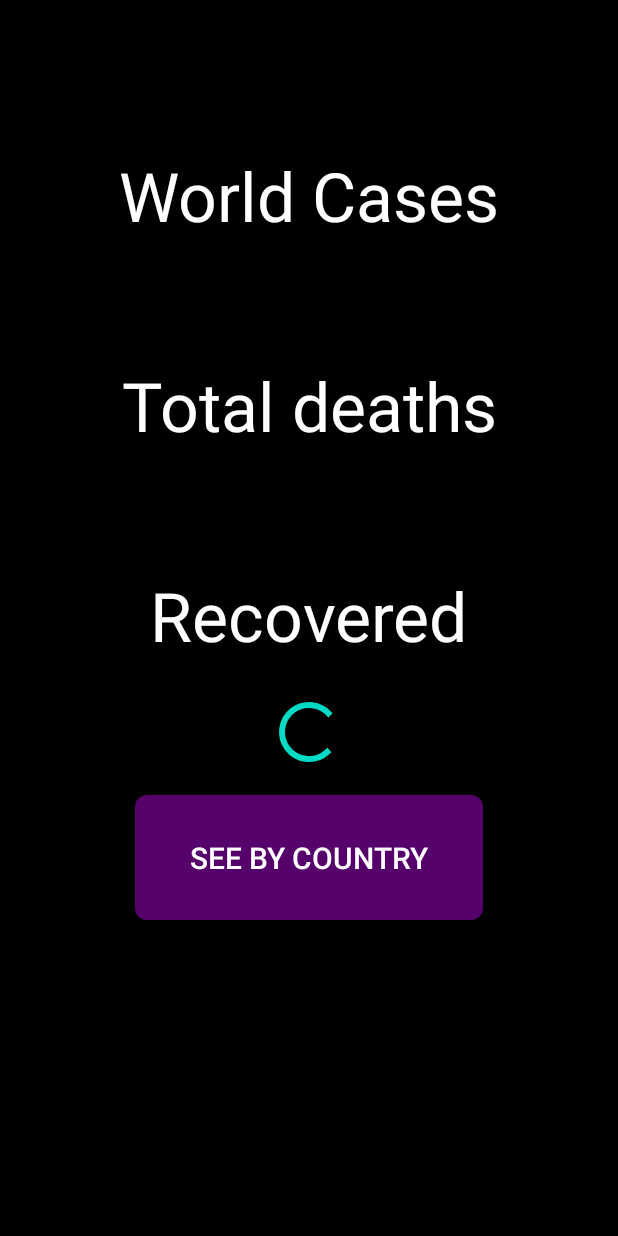
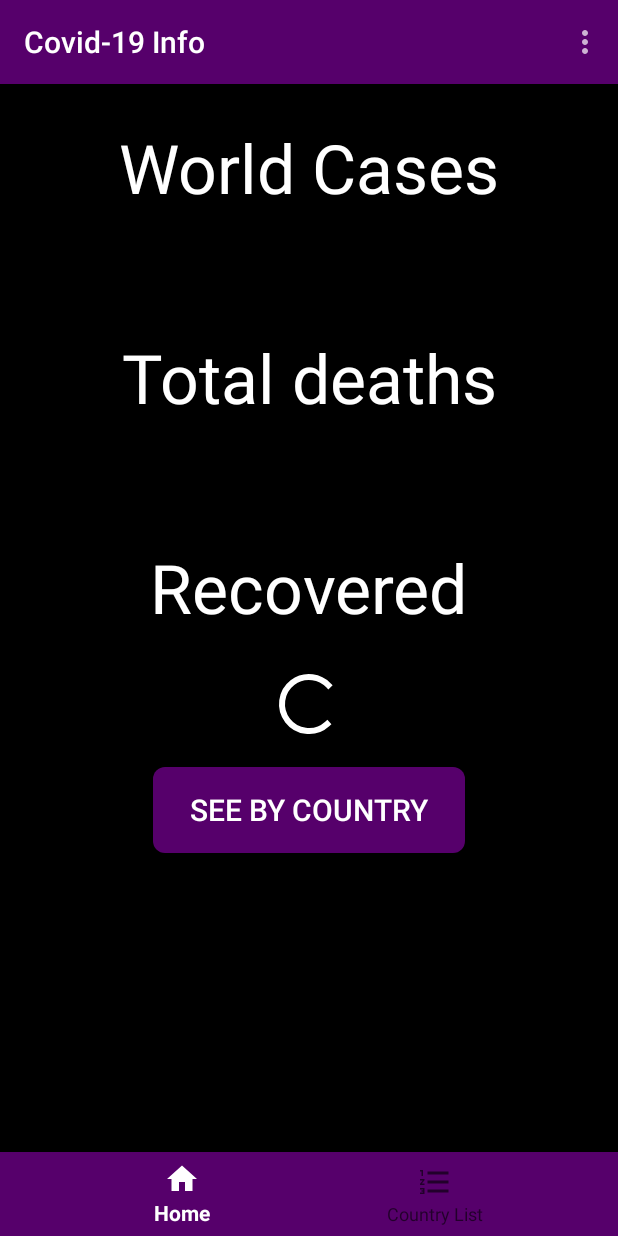
Before and after one commit to CarlesRa/InfoCovid, an Android app: the screen it shows after launch (MainActivity), on a phone screen of 412 x 824 dp. Run offline under Robolectric (Android 15) with nearby library versions, the phone set to English and light mode, and no system bars; our stand-ins replace navigation-ui.

Commit message:
cambio a master

```diff
--- a/app/src/main/AndroidManifest.xml
+++ b/app/src/main/AndroidManifest.xml
@@ -15,10 +15,10 @@
         android:theme="@style/AppTheme">
 
         <activity android:name=".MainActivity"
-            android:theme="@style/SplashTheme">
+            android:theme="@style/SplashTheme"
+            android:configChanges="orientation|screenSize|keyboardHidden">
             <intent-filter>
                 <action android:name="android.intent.action.MAIN" />
-
                 <category android:name="android.intent.category.LAUNCHER" />
             </intent-filter>
         </activity>
--- a/app/src/main/java/com/carlesramos/infocovid/MainActivity.java
+++ b/app/src/main/java/com/carlesramos/infocovid/MainActivity.java
@@ -1,15 +1,28 @@
 package com.carlesramos.infocovid;
 
+import androidx.annotation.NonNull;
 import androidx.appcompat.app.AppCompatActivity;
 import androidx.appcompat.widget.Toolbar;
 import androidx.navigation.NavController;
 import androidx.navigation.Navigation;
+import androidx.navigation.ui.AppBarConfiguration;
+import androidx.navigation.ui.NavigationUI;
+
 import android.os.Bundle;
+import android.view.Menu;
+import android.view.MenuInflater;
+import android.view.MenuItem;
+
+import com.google.android.material.bottomnavigation.BottomNavigationView;
+
 
 public class MainActivity extends AppCompatActivity {
 
     private final String TAG = "MainActivity";
     private NavController navController;
+    private Toolbar toolbar;
+    private AppBarConfiguration appBarConfiguration;
+    private BottomNavigationView bottomNavigationView;
 
     @Override
     protected void onCreate(Bundle savedInstanceState) {
@@ -17,5 +30,35 @@ public class MainActivity extends AppCompatActivity {
         setContentView(R.layout.activity_main);
 
         navController = Navigation.findNavController(this, R.id.nav_host_fragment);
+        toolbar = findViewById(R.id.toolbar);
+        bottomNavigationView = findViewById(R.id.bottom_nav);
+
+        setSupportActionBar(toolbar);
+
+        appBarConfiguration = new AppBarConfiguration.Builder(navController.getGraph())
+                .build();
+
+        NavigationUI.setupWithNavController(toolbar, navController, appBarConfiguration);
+        NavigationUI.setupWithNavController(bottomNavigationView, navController);
+
+    }
+
+    @Override
+    public boolean onCreateOptionsMenu(Menu menu) {
+        MenuInflater inflater = getMenuInflater();
+        inflater.inflate(R.menu.menu_principal, menu);
+        return super.onCreateOptionsMenu(menu);
+    }
+
+    @Override
+    public boolean onOptionsItemSelected(@NonNull MenuItem item) {
+
+        return NavigationUI.onNavDestinationSelected(item, navController)
+                || super.onOptionsItemSelected(item);
+    }
+
+    public boolean onSupportNavigateUp() {
+        return NavigationUI.navigateUp(navController, appBarConfiguration)
+                || super.onSupportNavigateUp();
     }
 }
--- a/app/src/main/res/layout/activity_main.xml
+++ b/app/src/main/res/layout/activity_main.xml
@@ -1,34 +1,35 @@
 <?xml version="1.0" encoding="utf-8"?>
-<androidx.constraintlayout.widget.ConstraintLayout xmlns:android="http://schemas.android.com/apk/res/android"
+<LinearLayout xmlns:android="http://schemas.android.com/apk/res/android"
     xmlns:app="http://schemas.android.com/apk/res-auto"
     xmlns:tools="http://schemas.android.com/tools"
     android:layout_width="match_parent"
     android:layout_height="match_parent"
     android:fitsSystemWindows="true"
     android:background="@color/background"
+    android:orientation="vertical"
     tools:context=".MainActivity">
 
+    <androidx.appcompat.widget.Toolbar
+        android:id="@+id/toolbar"
+        android:layout_width="match_parent"
+        android:layout_height="?attr/actionBarSize"
+        android:background="@color/colorPrimaryDark"
+        android:textAlignment="center"
+        android:theme="@style/ThemeOverlay.AppCompat.Dark"
+        android:layout_gravity="center" />
 
-    <androidx.appcompat.widget.Toolbar
-        android:layout_width="match_parent"
-        android:layout_height="wrap_content"
-        android:background="?attr/colorPrimary"
-        android:minHeight="?attr/actionBarSize"
-        android:theme="@style/MainMenu"
-        app:layout_constraintEnd_toEndOf="parent"
-        app:layout_constraintStart_toStartOf="parent"
-        app:layout_constraintTop_toTopOf="parent"
-        app:popupTheme="@style/ThemeOverlay.AppCompat.Light"
-        app:titleTextColor="@android:color/white" />
     <fragment
         android:id="@+id/nav_host_fragment"
         android:name="androidx.navigation.fragment.NavHostFragment"
         android:layout_width="match_parent"
         android:layout_height="match_parent"
+        android:layout_weight="1"
         app:defaultNavHost="true"
-        app:layout_constraintBottom_toBottomOf="parent"
-        app:layout_constraintEnd_toEndOf="parent"
-        app:layout_constraintStart_toStartOf="parent"
-        app:layout_constraintTop_toTopOf="parent"
         app:navGraph="@navigation/nav_graph" />
-</androidx.constraintlayout.widget.ConstraintLayout>
+    <com.google.android.material.bottomnavigation.BottomNavigationView
+        android:id="@+id/bottom_nav"
+        android:layout_width="match_parent"
+        android:layout_height="wrap_content"
+        android:background="@color/colorPrimaryDark"
+        app:menu="@menu/menu_bottom"/>
+</LinearLayout>
--- a/app/src/main/res/layout/fragment_main.xml
+++ b/app/src/main/res/layout/fragment_main.xml
@@ -62,7 +62,7 @@
                 android:id="@+id/textView2"
                 android:layout_width="wrap_content"
                 android:layout_height="wrap_content"
-                android:layout_marginTop="100dp"
+                android:layout_marginTop="25dp"
                 android:text="@string/world_cases"
                 android:textColor="@android:color/white"
                 android:textSize="45sp"
@@ -116,8 +116,8 @@
 
             <Button
                 android:id="@+id/btByCountry"
-                android:layout_width="232dp"
-                android:layout_height="83dp"
+                android:layout_width="208dp"
+                android:layout_height="57dp"
                 android:layout_marginTop="30dp"
                 android:background="@drawable/ripple_effect"
                 android:padding="10dp"
--- a/app/src/main/res/menu/menu_bottom.xml
+++ b/app/src/main/res/menu/menu_bottom.xml
@@ -1,4 +1,9 @@
 <?xml version="1.0" encoding="utf-8"?>
 <menu xmlns:android="http://schemas.android.com/apk/res/android">
-
+    <item android:id="@+id/mainFragment"
+        android:icon="@drawable/ic_home_black_24dp"
+        android:title="Home"/>
+    <item android:id="@+id/countryListFragment"
+        android:icon="@drawable/ic_format_list_numbered_black_24dp"
+        android:title="Country List"/>
 </menu>
--- a/app/src/main/res/menu/menu_principal.xml
+++ b/app/src/main/res/menu/menu_principal.xml
@@ -1,4 +1,7 @@
 <?xml version="1.0" encoding="utf-8"?>
 <menu xmlns:android="http://schemas.android.com/apk/res/android">
-
+    <item android:id="@+id/mainFragment"
+        android:title="@string/global_info"/>
+    <item android:id="@+id/countryListFragment"
+        android:title="@string/info_country"/>
 </menu>
--- a/app/src/main/res/navigation/nav_graph.xml
+++ b/app/src/main/res/navigation/nav_graph.xml
@@ -8,7 +8,7 @@
     <fragment
         android:id="@+id/mainFragment"
         android:name="com.carlesramos.infocovid.fragments.MainFragment"
-        android:label="fragment_main"
+        android:label="@string/global_info"
         tools:layout="@layout/fragment_main" >
         <action
             android:id="@+id/action_mainFragment_to_countryListFragment"
@@ -21,7 +21,7 @@
     <fragment
         android:id="@+id/countryListFragment"
         android:name="com.carlesramos.infocovid.fragments.CountryListFragment"
-        android:label="fragment_country_list"
+        android:label="@string/info_country"
         tools:layout="@layout/fragment_country_list" >
         <action
             android:id="@+id/action_countryListFragment_to_countryDetailFragment"
@@ -34,7 +34,7 @@
     <fragment
         android:id="@+id/countryDetailFragment"
         android:name="com.carlesramos.infocovid.fragments.CountryDetailFragment"
-        android:label="fragment_country_detail"
+        android:label="@string/detail_country"
         tools:layout="@layout/fragment_country_detail" >
         <argument
             android:name="country"
--- a/app/src/main/res/values/colors.xml
+++ b/app/src/main/res/values/colors.xml
@@ -1,8 +1,8 @@
 <?xml version="1.0" encoding="utf-8"?>
 <resources>
-    <color name="colorPrimary">#000000</color>
+    <color name="colorPrimary">#ffffff</color>
     <color name="colorPrimaryDark">#56006B</color>
-    <color name="colorAccent">#03DAC5</color>
+    <color name="colorAccent">#000000</color>
     <color name="muerte">#fa1924</color>
     <color name="recuperados">#23f00c</color>
     <color name="neutrales">#e3a507</color>
--- a/app/src/main/res/values/strings.xml
+++ b/app/src/main/res/values/strings.xml
@@ -23,4 +23,8 @@
     <string name="dummy_button">Dummy Button</string>
     <string name="dummy_content">DUMMY\nCONTENT</string>
 
+    <string name="info_country">List Country Info</string>
+    <string name="detail_country">Country Info</string>
+    <string name="global_info">World Info</string>
+
 </resources>
--- a/app/src/main/res/values/styles.xml
+++ b/app/src/main/res/values/styles.xml
@@ -5,7 +5,7 @@
         <!-- Customize your theme here. -->
         <item name="colorPrimary">@color/colorPrimary</item>
         <item name="colorPrimaryDark">@color/colorPrimaryDark</item>
-        <item name="colorAccent">@color/colorAccent</item>
+        <item name="colorAccent">@color/colorPrimary</item>
     </style>
 
     <style name="MainMenu" parent="Theme.AppCompat.NoActionBar">
```
